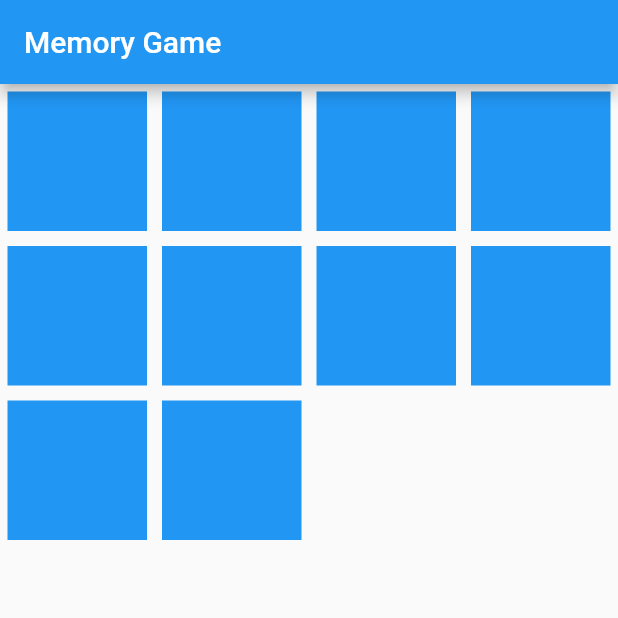
After one commit to FagionatoRafael/jogodavelha, a Flutter app: the screen it shows after launch, after a tap on "Jogo da memoria", on a phone screen of 412 x 824 dp, the top half of it. The commit adds this screen. Run offline on Flutter 3.47's test engine with Material 2 defaults, Android fonts, the phone set to English and light mode, and no system bars; our stand-ins replace flip_card.

Commit message:
adcionado o jogo da memoria

```diff
--- a/lib/View/home.dart
+++ b/lib/View/home.dart
@@ -1,5 +1,6 @@
 import 'package:flutter/material.dart';
 import 'package:jogodavelha/View/cara_ou_coroa.dart';
+import 'package:jogodavelha/View/memory_game.dart';
 import 'package:jogodavelha/View/pedra_papel_tesoura.dart';
 import 'package:jogodavelha/View/tic_tac_toe_view.dart';
 
@@ -28,7 +29,12 @@ class _HomeState extends State<Home> {
           ElevatedButton(
               onPressed: () => Navigator.push(context,
                 MaterialPageRoute(builder: (context) => const PedraPapelTesoura()),),
-              child: Text('Pedra, Papel e Tesoura'))
+              child: Text('Pedra, Papel e Tesoura')),
+          ElevatedButton(
+              onPressed: () => Navigator.push(context,
+                MaterialPageRoute(builder: (context) => const MemoryGame()),),
+              child: Text('Jogo da memoria')),
+
         ],
       )
     );
--- /dev/null
+++ b/lib/View/memory_game.dart
@@ -0,0 +1,143 @@
+import 'dart:async';
+
+import 'package:flutter/material.dart';
+
+class MemoryGame extends StatefulWidget {
+  const MemoryGame({super.key});
+
+  @override
+  _MemoryGameState createState() => _MemoryGameState();
+}
+
+class _MemoryGameState extends State<MemoryGame> {
+  List<int> itemList = List.generate(10, (index) => index % 5);
+
+  bool isFlipped = false;
+  int? firstIndex;
+  int? secondIndex;
+  bool isGameOver = false;
+
+  @override
+  Widget build(BuildContext context) {
+    return MaterialApp(
+      debugShowCheckedModeBanner: false,
+      home: Scaffold(
+        appBar: AppBar(
+          title: Text('Memory Game'),
+        ),
+        body: Column(
+          children: [
+            Expanded(
+              child: GridView.builder(
+                gridDelegate: SliverGridDelegateWithFixedCrossAxisCount(crossAxisCount: 4),
+                itemCount: itemList.length,
+                itemBuilder: (context, index) {
+                  return GestureDetector(
+                    onTap: () {
+                      if (!isFlipped && !isGameOver) {
+                        setState(() {
+                          isFlipped = true;
+                          firstIndex = index;
+                        });
+                      } else if (isFlipped && index != firstIndex && !isGameOver) {
+                        setState(() {
+                          secondIndex = index;
+                        });
+
+                        Timer(Duration(seconds: 1), () {
+                          setState(() {
+                            if (itemList[firstIndex!] == itemList[secondIndex!]) {
+                              itemList[firstIndex!] = -1;
+                              itemList[secondIndex!] = -1;
+                              if (itemList.every((item) => item == -1)) {
+                                isGameOver = true;
+                              }
+                            }
+
+                            firstIndex = null;
+                            secondIndex = null;
+                            isFlipped = false;
+                          });
+                        });
+                      }
+                    },
+                    child: Container(
+                      margin: EdgeInsets.all(5),
+                      color: itemList[index] == -1 ? Colors.grey : Colors.blue,
+                      child: Center(
+                        child: itemList[index] == -1
+                            ? null
+                            : isFlipped && (index == firstIndex || index == secondIndex)
+                            ? Text('Card ${itemList[index]}')
+                            : Text(''),
+                      ),
+                    ),
+                  );
+                },
+              ),
+            ),
+          ],
+        ),
+        bottomNavigationBar: _buildBottomNavigationBar(),
+      ),
+    );
+  }
+
+  Widget _buildBottomNavigationBar() {
+    if (isGameOver) {
+      return Container(
+          height: 60,
+          color: Colors.black12,
+          child: Row(
+            mainAxisAlignment: MainAxisAlignment.spaceEvenly,
+            children: [
+              InkWell(
+                onTap: () {
+                  setState(() {
+                    itemList = List.generate(10, (index) => index % 5);
+                    isGameOver = false;
+                  });
+                },
+                child: Padding(
+                  padding: EdgeInsets.only(top: 8.0),
+                  child: Column(
+                    children: <Widget>[
+                      Icon(
+                        Icons.replay,
+                        color: Theme
+                            .of(context)
+                            .primaryColor,
+                      ),
+                      Text('Recomeçar'),
+                    ],
+                  ),
+                ),
+              ),
+              InkWell(
+                onTap: () {
+                  Navigator.pop(context);
+                },
+                child: Padding(
+                  padding: EdgeInsets.only(top: 8.0),
+                  child: Column(
+                    children: <Widget>[
+                      Icon(
+                        Icons.arrow_back_outlined,
+                        color: Theme
+                            .of(context)
+                            .primaryColor,
+                      ),
+                      Text('Voltar'),
+                    ],
+                  ),
+                ),
+              ),
+
+            ],
+          )
+      );
+    } else {
+      return const Text('');
+    }
+  }
+}
```
